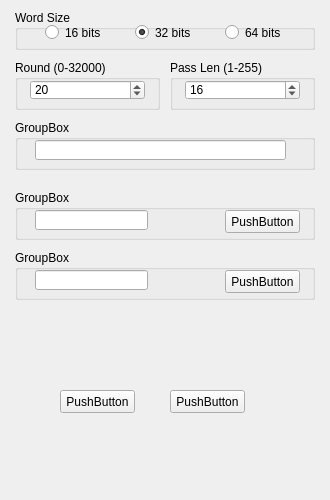
Qt form mainwindow.ui (dfchest/RC6_Qt) before a commit.
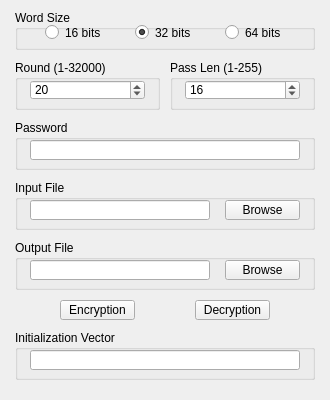
The same form after that commit.

```diff
--- a/mainwindow.ui
+++ b/mainwindow.ui
@@ -7,19 +7,19 @@
     <x>0</x>
     <y>0</y>
     <width>330</width>
-    <height>500</height>
+    <height>400</height>
    </rect>
   </property>
   <property name="minimumSize">
    <size>
     <width>330</width>
-    <height>500</height>
+    <height>400</height>
    </size>
   </property>
   <property name="maximumSize">
    <size>
     <width>330</width>
-    <height>500</height>
+    <height>400</height>
    </size>
   </property>
   <property name="windowTitle">
@@ -91,7 +91,7 @@
      </rect>
     </property>
     <property name="title">
-     <string>Round (0-32000)</string>
+     <string>Round (1-32000)</string>
     </property>
     <widget class="QSpinBox" name="RoungCount">
      <property name="geometry">
@@ -149,46 +149,46 @@
     <property name="geometry">
      <rect>
       <x>60</x>
-      <y>390</y>
+      <y>300</y>
       <width>75</width>
-      <height>23</height>
+      <height>20</height>
      </rect>
     </property>
     <property name="text">
-     <string>PushButton</string>
+     <string>Encryption</string>
     </property>
    </widget>
    <widget class="QPushButton" name="pushButton_4">
     <property name="geometry">
      <rect>
-      <x>170</x>
-      <y>390</y>
+      <x>195</x>
+      <y>300</y>
       <width>75</width>
-      <height>23</height>
+      <height>20</height>
      </rect>
     </property>
     <property name="text">
-     <string>PushButton</string>
+     <string>Decryption</string>
     </property>
    </widget>
    <widget class="QGroupBox" name="groupBox">
     <property name="geometry">
      <rect>
       <x>15</x>
-      <y>190</y>
+      <y>180</y>
       <width>300</width>
       <height>50</height>
      </rect>
     </property>
     <property name="title">
-     <string>GroupBox</string>
+     <string>Input File</string>
     </property>
     <widget class="QLineEdit" name="lineEdit">
      <property name="geometry">
       <rect>
-       <x>20</x>
+       <x>15</x>
        <y>20</y>
-       <width>113</width>
+       <width>180</width>
        <height>20</height>
       </rect>
      </property>
@@ -202,11 +202,11 @@
        <x>210</x>
        <y>20</y>
        <width>75</width>
-       <height>23</height>
+       <height>20</height>
       </rect>
      </property>
      <property name="text">
-      <string>PushButton</string>
+      <string>Browse</string>
      </property>
     </widget>
    </widget>
@@ -214,20 +214,20 @@
     <property name="geometry">
      <rect>
       <x>15</x>
-      <y>250</y>
+      <y>240</y>
       <width>300</width>
       <height>50</height>
      </rect>
     </property>
     <property name="title">
-     <string>GroupBox</string>
+     <string>Output File</string>
     </property>
     <widget class="QLineEdit" name="lineEdit_2">
      <property name="geometry">
       <rect>
-       <x>20</x>
+       <x>15</x>
        <y>20</y>
-       <width>113</width>
+       <width>180</width>
        <height>20</height>
       </rect>
      </property>
@@ -241,11 +241,11 @@
        <x>210</x>
        <y>20</y>
        <width>75</width>
-       <height>23</height>
+       <height>20</height>
       </rect>
      </property>
      <property name="text">
-      <string>PushButton</string>
+      <string>Browse</string>
      </property>
     </widget>
    </widget>
@@ -259,14 +259,14 @@
      </rect>
     </property>
     <property name="title">
-     <string>GroupBox</string>
+     <string>Password</string>
     </property>
     <widget class="QLineEdit" name="lineEdit_3">
      <property name="geometry">
       <rect>
-       <x>20</x>
+       <x>15</x>
        <y>20</y>
-       <width>251</width>
+       <width>270</width>
        <height>20</height>
       </rect>
      </property>
@@ -275,6 +275,29 @@
      </property>
     </widget>
    </widget>
+   <widget class="QGroupBox" name="InitVector">
+    <property name="geometry">
+     <rect>
+      <x>15</x>
+      <y>330</y>
+      <width>300</width>
+      <height>50</height>
+     </rect>
+    </property>
+    <property name="title">
+     <string>Initialization Vector</string>
+    </property>
+    <widget class="QLineEdit" name="line_InitVect">
+     <property name="geometry">
+      <rect>
+       <x>15</x>
+       <y>20</y>
+       <width>270</width>
+       <height>20</height>
+      </rect>
+     </property>
+    </widget>
+   </widget>
   </widget>
  </widget>
  <layoutdefault spacing="6" margin="11"/>
```
Left out of the diff: 20 changed lines with no effect on the pictures.
